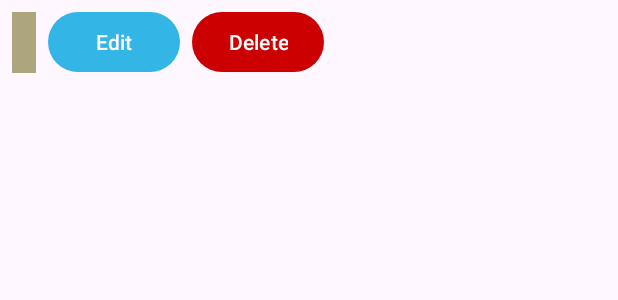
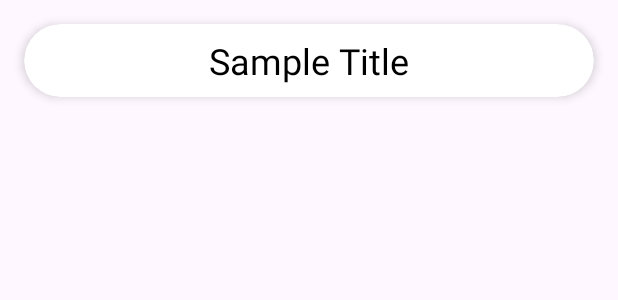
Before and after one commit to nojusbr/Travelta, an Android app: the layout plan_item.xml on its own in the app's theme, with its tools: preview values and no code run, on a phone screen of 412 x 824 dp. Shown: the top 300 px of the screen. Run offline under Robolectric (Android 15) with nearby library versions, the light colour scheme and no system bars.

Commit message:
Changes
[UI]
-Tested and experimented with various types of plan displayment

```diff
--- a/app/src/main/java/com/example/travel_organiser/PlanCreator.kt
+++ b/app/src/main/java/com/example/travel_organiser/PlanCreator.kt
@@ -25,6 +25,9 @@ import androidx.core.view.ViewCompat
 import androidx.core.view.WindowInsetsCompat
 import com.google.gson.Gson
 import com.google.gson.reflect.TypeToken
+import java.time.LocalDate
+import java.time.LocalDateTime
+import java.time.LocalTime
 
 class PlanCreator : AppCompatActivity() {
 
--- a/app/src/main/res/layout/plan_item.xml
+++ b/app/src/main/res/layout/plan_item.xml
@@ -1,48 +1,23 @@
-<?xml version="1.0" encoding="utf-8"?>
-<androidx.constraintlayout.widget.ConstraintLayout xmlns:android="http://schemas.android.com/apk/res/android"
+<androidx.cardview.widget.CardView xmlns:android="http://schemas.android.com/apk/res/android"
     xmlns:app="http://schemas.android.com/apk/res-auto"
-    xmlns:tools="http://schemas.android.com/tools"
-    android:layout_width="wrap_content"
-    android:layout_height="wrap_content">
+    android:id="@+id/plan_card"
+    android:layout_width="match_parent"
+    android:layout_height="wrap_content"
+    android:layout_margin="16dp"
+    android:clickable="true"
+    android:focusable="true"
+    android:padding="20dp"
+    app:cardCornerRadius="30dp"
+    app:cardElevation="4dp"
+    android:minWidth="150dp">
 
     <TextView
-        android:id="@+id/planItemText"
+        android:id="@+id/plan_title"
         android:layout_width="match_parent"
         android:layout_height="wrap_content"
-        android:layout_margin="8dp"
-        android:background="@color/backgroundColorTinted"
+        android:gravity="center"
         android:padding="8dp"
+        android:text="Sample Title"
         android:textColor="@android:color/black"
-        android:textSize="18sp"
-        app:layout_constraintEnd_toEndOf="parent"
-        app:layout_constraintHorizontal_bias="0.0"
-        app:layout_constraintStart_toStartOf="parent"
-        app:layout_constraintTop_toTopOf="parent" />
-
-    <Button
-        android:id="@+id/edit_btn"
-        android:layout_width="88dp"
-        android:layout_height="wrap_content"
-        android:layout_marginStart="8dp"
-        android:layout_marginTop="4dp"
-        android:drawableStart="@android:drawable/ic_menu_edit"
-        android:drawablePadding="8dp"
-        android:text="Edit"
-        app:backgroundTint="@android:color/holo_blue_light"
-        app:layout_constraintStart_toEndOf="@+id/planItemText"
-        app:layout_constraintTop_toTopOf="parent" />
-
-    <Button
-        android:id="@+id/del_btn"
-        android:layout_width="wrap_content"
-        android:layout_height="wrap_content"
-        android:layout_marginStart="104dp"
-        android:layout_marginTop="4dp"
-        android:drawableStart="@android:drawable/ic_menu_edit"
-        android:drawablePadding="8dp"
-        android:text="Delete"
-        app:backgroundTint="@android:color/holo_red_dark"
-        app:layout_constraintStart_toEndOf="@+id/planItemText"
-        app:layout_constraintTop_toTopOf="parent" />
-
-</androidx.constraintlayout.widget.ConstraintLayout>
+        android:textSize="24sp" />
+</androidx.cardview.widget.CardView>
```
Also changed, not shown: app/src/main/java/com/example/travel_organiser/ItemSpacingDecoration.kt (added, +19 -0 lines), app/src/main/java/com/example/travel_organiser/MainMenu.kt (+26 -40 lines), app/src/main/java/com/example/travel_organiser/PlansAdapter.kt (+29 -17 lines), app/src/main/res/layout/activity_main_menu.xml (+15 -13 lines), app/src/main/res/values/dimens.xml (+7 -2 lines).
